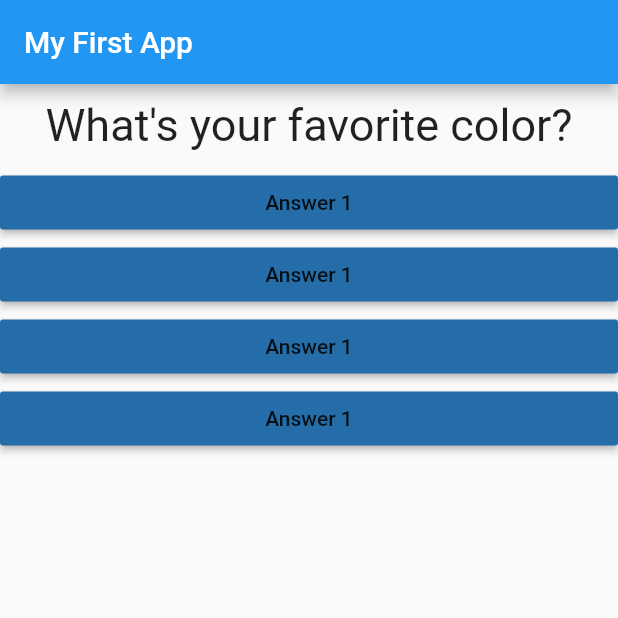
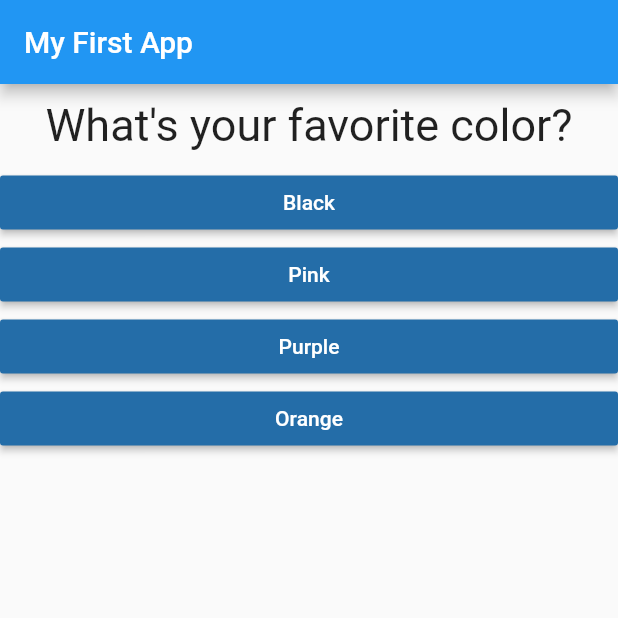
Before and after one commit to godo129/Flutter_quiz_app, a Flutter app: the screen it shows after launch, on a phone screen of 412 x 824 dp, the top half of it. Run offline on Flutter 3.47's test engine with Material 2 defaults, Android fonts, the phone set to English and light mode, and no system bars.

Commit message:
동적으로 질문과 답 바꿔주기

```diff
--- a/lib/answer.dart
+++ b/lib/answer.dart
@@ -2,8 +2,9 @@ import 'package:flutter/material.dart';
 
 class Answer extends StatelessWidget {
   final VoidCallback selectHandler;
+  final String answerText;
 
-  Answer(this.selectHandler);
+  Answer(this.selectHandler, this.answerText);
 
   @override
   Widget build(BuildContext context) {
@@ -11,7 +12,8 @@ class Answer extends StatelessWidget {
       width: double.infinity,
       child :RaisedButton(
               color: Color.fromARGB(255, 36, 109, 168),
-              child: Text('Answer 1'),
+              textColor: Colors.white,
+              child: Text(answerText),
               onPressed: selectHandler,
             ),
     );
--- a/lib/main.dart
+++ b/lib/main.dart
@@ -10,13 +10,13 @@ import './answer.dart';
 void main() => runApp(MyApp());
 
 class MyApp extends StatefulWidget {
-
   @override
   State<StatefulWidget> createState() {
     // TODO: implement createState
     return _MyAppState();
   }
 }
+
 class _MyAppState extends State<MyApp> {
   var _questionIndex = 0;
 
@@ -30,8 +30,18 @@ class _MyAppState extends State<MyApp> {
   @override
   Widget build(BuildContext context) {
     var questions = [
-      'What\'s your favorite color?',
-      'What\'s your favorie animal?',
+      {
+        'questionText': 'What\'s your favorite color?',
+        'answers': ['Black', 'Pink', 'Purple', 'Orange'],
+      },
+      {
+        'questionText': 'What\'s your favorite animal?',
+        'answers': ['Rabbit', 'Lion', 'Elephant', 'Dog'],
+      },
+      {
+        'questionText': 'What\'s your favorite name?',
+        'answers': ['Max', 'Chris', 'Jake', 'Mina'],
+      },
     ];
     return MaterialApp(
       home: Scaffold(
@@ -41,12 +51,12 @@ class _MyAppState extends State<MyApp> {
         body: Column(
           children: [
             Question(
-              questions[_questionIndex]
+              questions[_questionIndex]['questionText'] as String,
             ),
-            Answer(_answerQuestion),
-            Answer(_answerQuestion),
-            Answer(_answerQuestion),
-            Answer(_answerQuestion),
+            ...(questions[_questionIndex]['answers'] as List<String>)
+                .map((answer) {
+              return Answer(_answerQuestion, answer);
+            }).toList() // ... 은 리스트 내부를 밖으로 꺼내 주는 것
           ],
         ),
       ),
```
